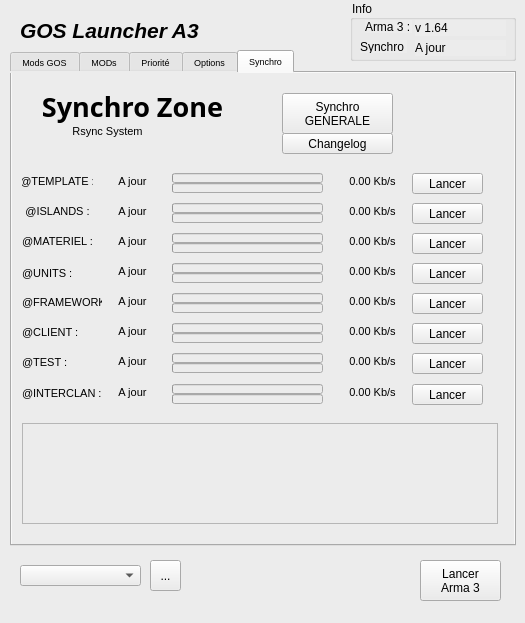
The window that principale.ui (ChristopheTdn/GOSLauncher_A3_Python_version) describes before a commit, drawn with Qt 5.
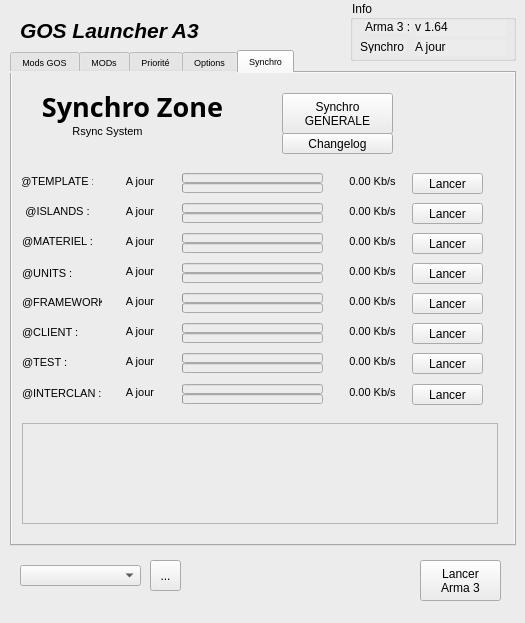
The same window after the commit. The open tabs and pages were chosen to show the change. Icons and pictures are not drawn.

Commit message: Some fixes in inteface and display with Rsync function

Patch:
```diff
--- a/principale.ui
+++ b/principale.ui
@@ -2297,7 +2297,7 @@
        <rect>
         <x>90</x>
         <y>100</y>
-        <width>61</width>
+        <width>76</width>
         <height>16</height>
        </rect>
       </property>
@@ -2350,9 +2350,9 @@
      <widget class="QProgressBar" name="progressBar_synchro_template_fichier">
       <property name="geometry">
        <rect>
-        <x>160</x>
+        <x>170</x>
         <y>100</y>
-        <width>151</width>
+        <width>141</width>
         <height>10</height>
        </rect>
       </property>
@@ -2369,9 +2369,9 @@
      <widget class="QProgressBar" name="progressBar_synchro_template_global">
       <property name="geometry">
        <rect>
-        <x>160</x>
+        <x>170</x>
         <y>110</y>
-        <width>151</width>
+        <width>141</width>
         <height>10</height>
        </rect>
       </property>
@@ -2437,9 +2437,9 @@
      <widget class="QProgressBar" name="progressBar_synchro_islands_fichier">
       <property name="geometry">
        <rect>
-        <x>160</x>
+        <x>170</x>
         <y>130</y>
-        <width>151</width>
+        <width>141</width>
         <height>10</height>
        </rect>
       </property>
@@ -2479,7 +2479,7 @@
        <rect>
         <x>90</x>
         <y>130</y>
-        <width>61</width>
+        <width>76</width>
         <height>16</height>
        </rect>
       </property>
@@ -2498,9 +2498,9 @@
      <widget class="QProgressBar" name="progressBar_synchro_islands_global">
       <property name="geometry">
        <rect>
-        <x>160</x>
+        <x>170</x>
         <y>140</y>
-        <width>151</width>
+        <width>141</width>
         <height>10</height>
        </rect>
       </property>
@@ -2532,7 +2532,7 @@
        <rect>
         <x>90</x>
         <y>160</y>
-        <width>61</width>
+        <width>76</width>
         <height>16</height>
        </rect>
       </property>
@@ -2551,9 +2551,9 @@
      <widget class="QProgressBar" name="progressBar_synchro_materiel_fichier">
       <property name="geometry">
        <rect>
-        <x>160</x>
+        <x>170</x>
         <y>160</y>
-        <width>151</width>
+        <width>141</width>
         <height>10</height>
        </rect>
       </property>
@@ -2612,9 +2612,9 @@
      <widget class="QProgressBar" name="progressBar_synchro_materiel_global">
       <property name="geometry">
        <rect>
-        <x>160</x>
+        <x>170</x>
         <y>170</y>
-        <width>151</width>
+        <width>141</width>
         <height>10</height>
        </rect>
       </property>
@@ -2699,9 +2699,9 @@
      <widget class="QProgressBar" name="progressBar_synchro_framework_global">
       <property name="geometry">
        <rect>
-        <x>160</x>
+        <x>170</x>
         <y>230</y>
-        <width>151</width>
+        <width>141</width>
         <height>10</height>
        </rect>
       </property>
@@ -2720,7 +2720,7 @@
        <rect>
         <x>90</x>
         <y>220</y>
-        <width>61</width>
+        <width>76</width>
         <height>16</height>
        </rect>
       </property>
@@ -2739,9 +2739,9 @@
      <widget class="QProgressBar" name="progressBar_synchro_framework_fichier">
       <property name="geometry">
        <rect>
-        <x>160</x>
+        <x>170</x>
         <y>220</y>
-        <width>151</width>
+        <width>141</width>
         <height>10</height>
        </rect>
       </property>
@@ -2760,7 +2760,7 @@
        <rect>
         <x>90</x>
         <y>190</y>
-        <width>61</width>
+        <width>76</width>
         <height>16</height>
        </rect>
       </property>
@@ -2821,9 +2821,9 @@
      <widget class="QProgressBar" name="progressBar_synchro_units_global">
       <property name="geometry">
        <rect>
-        <x>160</x>
+        <x>170</x>
         <y>200</y>
-        <width>151</width>
+        <width>141</width>
         <height>10</height>
        </rect>
       </property>
@@ -2840,9 +2840,9 @@
      <widget class="QProgressBar" name="progressBar_synchro_units_fichier">
       <property name="geometry">
        <rect>
-        <x>160</x>
+        <x>170</x>
         <y>190</y>
-        <width>151</width>
+        <width>141</width>
         <height>10</height>
        </rect>
       </property>
@@ -2885,9 +2885,9 @@
      <widget class="QProgressBar" name="progressBar_synchro_client_fichier">
       <property name="geometry">
        <rect>
-        <x>160</x>
+        <x>170</x>
         <y>250</y>
-        <width>151</width>
+        <width>141</width>
         <height>10</height>
        </rect>
       </property>
@@ -2925,9 +2925,9 @@
      <widget class="QProgressBar" name="progressBar_synchro_client_global">
       <property name="geometry">
        <rect>
-        <x>160</x>
+        <x>170</x>
         <y>260</y>
-        <width>151</width>
+        <width>141</width>
         <height>10</height>
        </rect>
       </property>
@@ -2946,7 +2946,7 @@
        <rect>
         <x>90</x>
         <y>250</y>
-        <width>61</width>
+        <width>76</width>
         <height>16</height>
        </rect>
       </property>
@@ -2986,9 +2986,9 @@
      <widget class="QProgressBar" name="progressBar_synchro_test_global">
       <property name="geometry">
        <rect>
-        <x>160</x>
+        <x>170</x>
         <y>290</y>
-        <width>151</width>
+        <width>141</width>
         <height>10</height>
        </rect>
       </property>
@@ -3018,9 +3018,9 @@
      <widget class="QProgressBar" name="progressBar_synchro_test_fichier">
       <property name="geometry">
        <rect>
-        <x>160</x>
+        <x>170</x>
         <y>280</y>
-        <width>151</width>
+        <width>141</width>
         <height>10</height>
        </rect>
       </property>
@@ -3060,7 +3060,7 @@
        <rect>
         <x>90</x>
         <y>280</y>
-        <width>61</width>
+        <width>76</width>
         <height>16</height>
        </rect>
       </property>
@@ -3123,7 +3123,7 @@
        <rect>
         <x>90</x>
         <y>311</y>
-        <width>61</width>
+        <width>76</width>
         <height>16</height>
        </rect>
       </property>
@@ -3142,9 +3142,9 @@
      <widget class="QProgressBar" name="progressBar_synchro_interclan_fichier">
       <property name="geometry">
        <rect>
-        <x>160</x>
+        <x>170</x>
         <y>311</y>
-        <width>151</width>
+        <width>141</width>
         <height>10</height>
        </rect>
       </property>
@@ -3161,9 +3161,9 @@
      <widget class="QProgressBar" name="progressBar_synchro_interclan_global">
       <property name="geometry">
        <rect>
-        <x>160</x>
+        <x>170</x>
         <y>321</y>
-        <width>151</width>
+        <width>141</width>
         <height>10</height>
        </rect>
       </property>
@@ -3369,6 +3369,9 @@
      <property name="text">
       <string>v 1.64</string>
      </property>
+     <property name="alignment">
+      <set>Qt::AlignLeading|Qt::AlignLeft|Qt::AlignTop</set>
+     </property>
     </widget>
     <widget class="QLabel" name="label_info_synchro_taille">
      <property name="geometry">
@@ -3382,6 +3385,9 @@
      <property name="text">
       <string>A jour</string>
      </property>
+     <property name="alignment">
+      <set>Qt::AlignLeading|Qt::AlignLeft|Qt::AlignTop</set>
+     </property>
     </widget>
     <zorder>label_info_arma3</zorder>
     <zorder>label_info_synchro</zorder>
```
Left out of the diff: 8 changed lines with no effect on the pictures. The commit also changes 2 other files.
